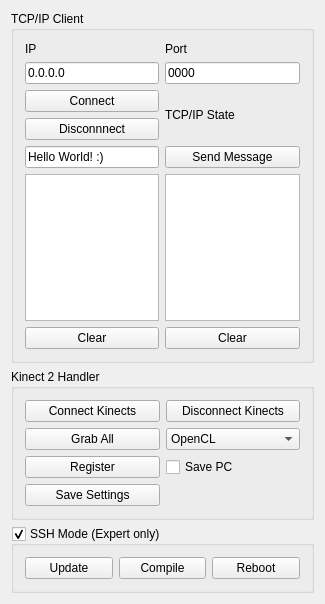
Above: src/ClientWidget.ui from SilvioGiancola/Kinect2TCPIP before the change. Below: the same form after it.
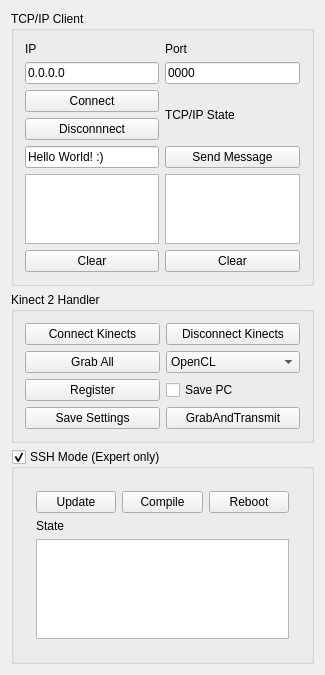
That is the form after the change.

```diff
--- a/src/ClientWidget.ui
+++ b/src/ClientWidget.ui
@@ -7,7 +7,7 @@
     <x>0</x>
     <y>0</y>
     <width>325</width>
-    <height>604</height>
+    <height>666</height>
    </rect>
   </property>
   <property name="windowTitle">
@@ -181,6 +181,13 @@
         </property>
        </widget>
       </item>
+      <item row="4" column="1">
+       <widget class="QPushButton" name="pushButton_GrabAndTransmit">
+        <property name="text">
+         <string>GrabAndTransmit</string>
+        </property>
+       </widget>
+      </item>
      </layout>
     </widget>
    </item>
@@ -197,8 +204,9 @@
      </property>
      <layout class="QGridLayout" name="gridLayout">
       <item row="0" column="0">
-       <layout class="QHBoxLayout" name="horizontalLayout_2">
-        <item>
+       <widget class="QWidget" name="Layout_ExpertMode" native="true">
+        <layout class="QGridLayout" name="gridLayout_5">
+         <item row="0" column="0">
          <widget class="QPushButton" name="pushButton_SSHUpdate">
           <property name="enabled">
            <bool>true</bool>
@@ -208,7 +216,7 @@
           </property>
          </widget>
         </item>
-        <item>
+         <item row="0" column="1">
          <widget class="QPushButton" name="pushButton_SSHClientCompile">
           <property name="enabled">
            <bool>true</bool>
@@ -218,7 +226,7 @@
           </property>
          </widget>
         </item>
-        <item>
+         <item row="0" column="2">
          <widget class="QPushButton" name="pushButton_SSHReboot">
           <property name="enabled">
            <bool>true</bool>
@@ -228,7 +236,25 @@
           </property>
          </widget>
         </item>
-       </layout>
+         <item row="1" column="0" colspan="3">
+          <widget class="QLabel" name="label_State">
+           <property name="text">
+            <string>State</string>
+           </property>
+          </widget>
+         </item>
+         <item row="2" column="0" colspan="3">
+          <widget class="QPlainTextEdit" name="plainTextEdit_SSHLog">
+           <property name="minimumSize">
+            <size>
+             <width>0</width>
+             <height>100</height>
+            </size>
+           </property>
+          </widget>
+         </item>
+        </layout>
+       </widget>
       </item>
      </layout>
     </widget>
```
Left out of the diff: 34 changed lines with no effect on the pictures. Lines whose indentation alone changed are shown as unchanged.
